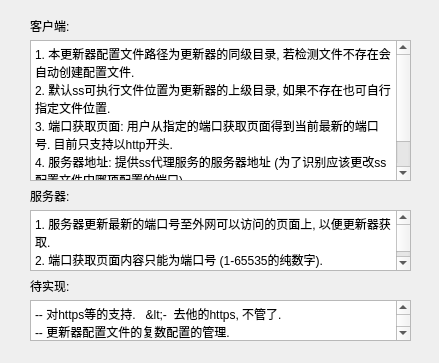
First picture: the form in about.ui, repository ZjzMisaka/ssConfigChanger, before the edit.
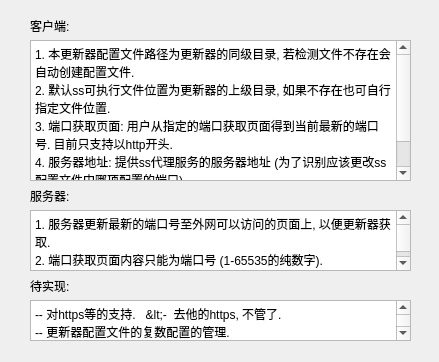
Second picture: the form after the edit.

The edit to the form file:
```diff
--- a/about.ui
+++ b/about.ui
@@ -7,7 +7,7 @@
     <x>0</x>
     <y>0</y>
     <width>439</width>
-    <height>363</height>
+    <height>362</height>
    </rect>
   </property>
   <property name="windowTitle">
```
